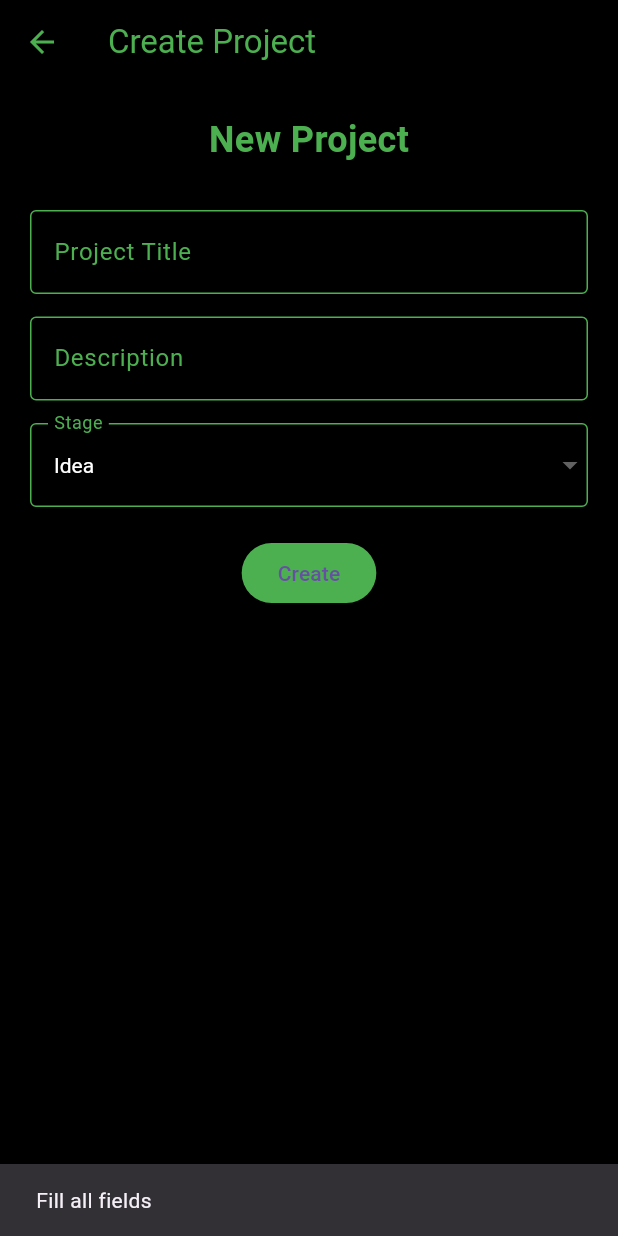
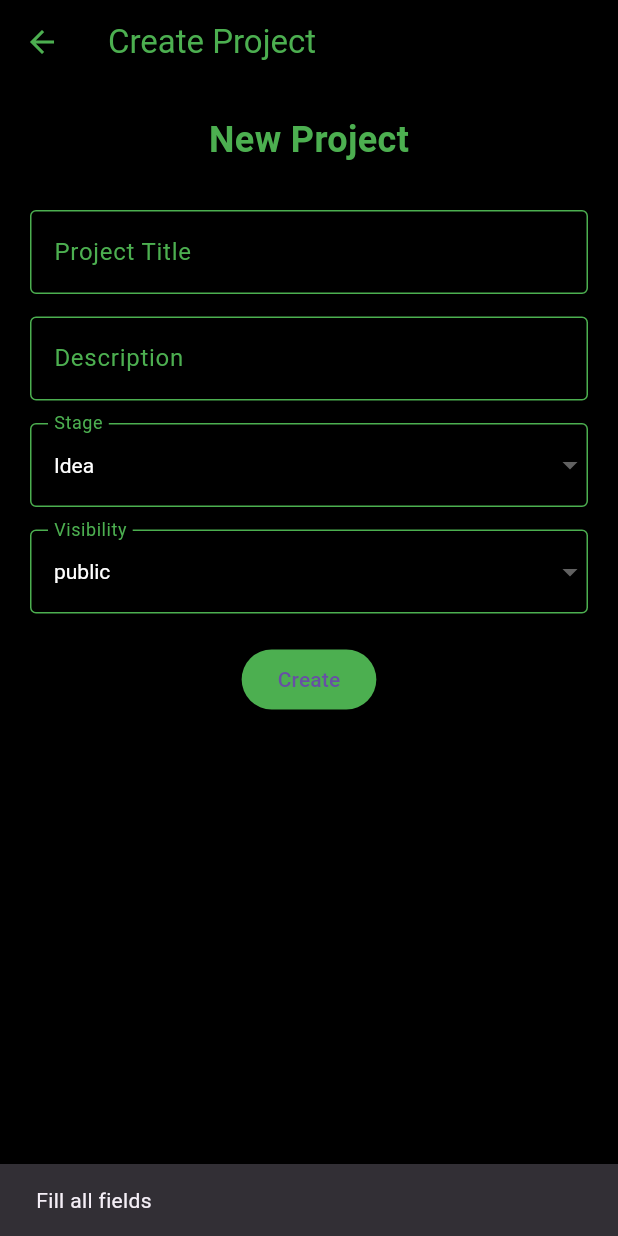
Before and after one commit to Moreitu1985/DevTrack, a Flutter app: the CreateProject screen opened directly, after a tap on "Create", on a phone screen of 412 x 824 dp. Run offline on Flutter 3.47's test engine with Material 3 defaults, Android fonts, the phone set to English and light mode, and no system bars.

Commit message:
adding Project display and update home page for project addition

```diff
--- a/devtrack_app/lib/main.dart
+++ b/devtrack_app/lib/main.dart
@@ -1,6 +1,5 @@
 import 'package:devtrack_app/screens/login.dart';
 import 'package:flutter/material.dart';
-import 'screens/register.dart';
 
 void main() {
   runApp(MyApp());
@@ -11,7 +10,7 @@ class MyApp extends StatelessWidget {
   Widget build(BuildContext context) {
     return MaterialApp(
       debugShowCheckedModeBanner: false,
-      home: LoginScreen(), // 👈 START HERE
+      home: LoginScreen(),
     );
   }
 }
--- a/devtrack_app/lib/screens/create_project.dart
+++ b/devtrack_app/lib/screens/create_project.dart
@@ -11,25 +11,22 @@ class _CreateProjectState extends State<CreateProject> {
   final descController = TextEditingController();
 
   String selectedStage = "Idea";
-
+  String selectedVisibility = "public";
   bool loading = false;
 
   @override
   Widget build(BuildContext context) {
     return Scaffold(
       backgroundColor: Colors.black,
-
       appBar: AppBar(
         title: Text("Create Project"),
         backgroundColor: Colors.black,
         foregroundColor: Colors.green,
       ),
-
       body: Padding(
         padding: EdgeInsets.all(20),
         child: Column(
           children: [
-
             Text(
               "New Project",
               style: TextStyle(
@@ -38,9 +35,7 @@ class _CreateProjectState extends State<CreateProject> {
                 color: Colors.green,
               ),
             ),
-
             SizedBox(height: 30),
-
             TextField(
               controller: titleController,
               style: TextStyle(color: Colors.white),
@@ -52,9 +47,7 @@ class _CreateProjectState extends State<CreateProject> {
                 ),
               ),
             ),
-
             SizedBox(height: 15),
-
             TextField(
               controller: descController,
               style: TextStyle(color: Colors.white),
@@ -66,10 +59,7 @@ class _CreateProjectState extends State<CreateProject> {
                 ),
               ),
             ),
-
             SizedBox(height: 15),
-
-            // 🔥 STAGE DROPDOWN
             DropdownButtonFormField<String>(
               value: selectedStage,
               dropdownColor: Colors.black,
@@ -93,9 +83,31 @@ class _CreateProjectState extends State<CreateProject> {
                 });
               },
             ),
-
+            SizedBox(height: 15),
+            DropdownButtonFormField<String>(
+              value: selectedVisibility,
+              dropdownColor: Colors.black,
+              style: TextStyle(color: Colors.white),
+              decoration: InputDecoration(
+                labelText: "Visibility",
+                labelStyle: TextStyle(color: Colors.green),
+                enabledBorder: OutlineInputBorder(
+                  borderSide: BorderSide(color: Colors.green),
+                ),
+              ),
+              items: ["public", "private"]
+                  .map((visibility) => DropdownMenuItem(
+                        value: visibility,
+                        child: Text(visibility),
+                      ))
+                  .toList(),
+              onChanged: (value) {
+                setState(() {
+                  selectedVisibility = value!;
+                });
+              },
+            ),
             SizedBox(height: 20),
-
             loading
                 ? CircularProgressIndicator(color: Colors.green)
                 : ElevatedButton(
@@ -103,7 +115,6 @@ class _CreateProjectState extends State<CreateProject> {
                       backgroundColor: Colors.green,
                     ),
                     onPressed: () async {
-
                       if (titleController.text.isEmpty ||
                           descController.text.isEmpty) {
                         ScaffoldMessenger.of(context).showSnackBar(
@@ -115,17 +126,14 @@ class _CreateProjectState extends State<CreateProject> {
                       setState(() => loading = true);
 
                       try {
-                        print("CREATE BUTTON CLICKED");
-
                         var res = await ApiService.createProject(
-                          1, // 🔥 TEMP USER ID
+                          1,
                           titleController.text,
                           descController.text,
                           selectedStage,
                           "None",
+                          selectedVisibility,
                         );
-
-                        print("RESPONSE: $res");
 
                         setState(() => loading = false);
 
@@ -133,8 +141,7 @@ class _CreateProjectState extends State<CreateProject> {
                           ScaffoldMessenger.of(context).showSnackBar(
                             SnackBar(content: Text("Project Created")),
                           );
-
-                          Navigator.pop(context); // 🔥 GO BACK & REFRESH
+                          Navigator.pop(context);
                         } else {
                           ScaffoldMessenger.of(context).showSnackBar(
                             SnackBar(content: Text(res["message"] ?? "Failed")),
@@ -142,9 +149,6 @@ class _CreateProjectState extends State<CreateProject> {
                         }
                       } catch (e) {
                         setState(() => loading = false);
-
-                        print("ERROR: $e");
-
                         ScaffoldMessenger.of(context).showSnackBar(
                           SnackBar(content: Text("Server error")),
                         );
--- a/devtrack_app/lib/services/api.dart
+++ b/devtrack_app/lib/services/api.dart
@@ -2,9 +2,8 @@ import 'dart:convert';
 import 'package:http/http.dart' as http;
 
 class ApiService {
-  static const String baseUrl = "http://localhost:3000"; // CHANGE IF NEEDED
+  static const String baseUrl = "http://localhost:3000";
 
-  // REGISTER
   static Future register(String name, String email, String password) async {
     final response = await http.post(
       Uri.parse("$baseUrl/auth/register"),
@@ -19,7 +18,6 @@ class ApiService {
     return jsonDecode(response.body);
   }
 
-  // LOGIN
   static Future login(String email, String password) async {
     final response = await http.post(
       Uri.parse("$baseUrl/auth/login"),
@@ -33,7 +31,6 @@ class ApiService {
     return jsonDecode(response.body);
   }
 
-  // GET PROJECTS
   static Future getProjects() async {
     final response = await http.get(
       Uri.parse("$baseUrl/projects"),
@@ -43,13 +40,13 @@ class ApiService {
     return jsonDecode(response.body);
   }
 
-  // CREATE PROJECT
   static Future createProject(
     int userId,
     String title,
     String description,
     String stage,
     String support,
+    String visibility,
   ) async {
     final response = await http.post(
       Uri.parse("$baseUrl/projects/create"),
@@ -60,6 +57,19 @@ class ApiService {
         "description": description,
         "stage": stage,
         "support_needed": support,
+        "visibility": visibility,
+      }),
+    );
+
+    return jsonDecode(response.body);
+  }
+
+  static Future updateProjectStage(int projectId, String stage) async {
+    final response = await http.put(
+      Uri.parse("$baseUrl/projects/update-stage/$projectId"),
+      headers: {"Content-Type": "application/json"},
+      body: jsonEncode({
+        "stage": stage,
       }),
     );
 
```
Also changed, not shown: devtrack_app/lib/screens/home.dart (+90 -19 lines), 1 other file.
